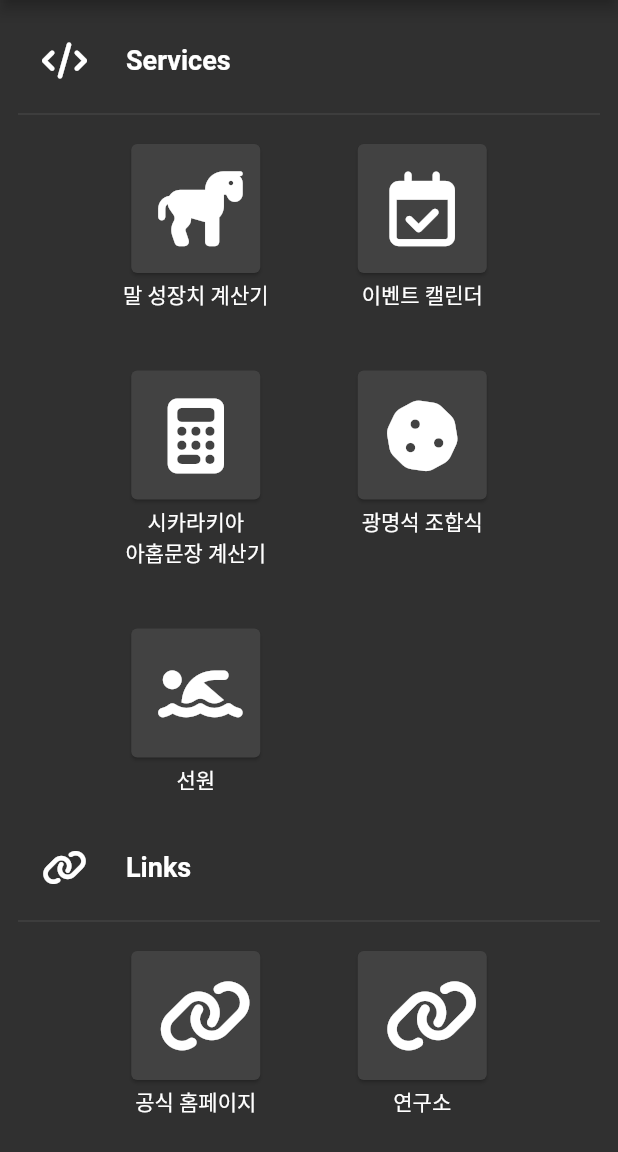
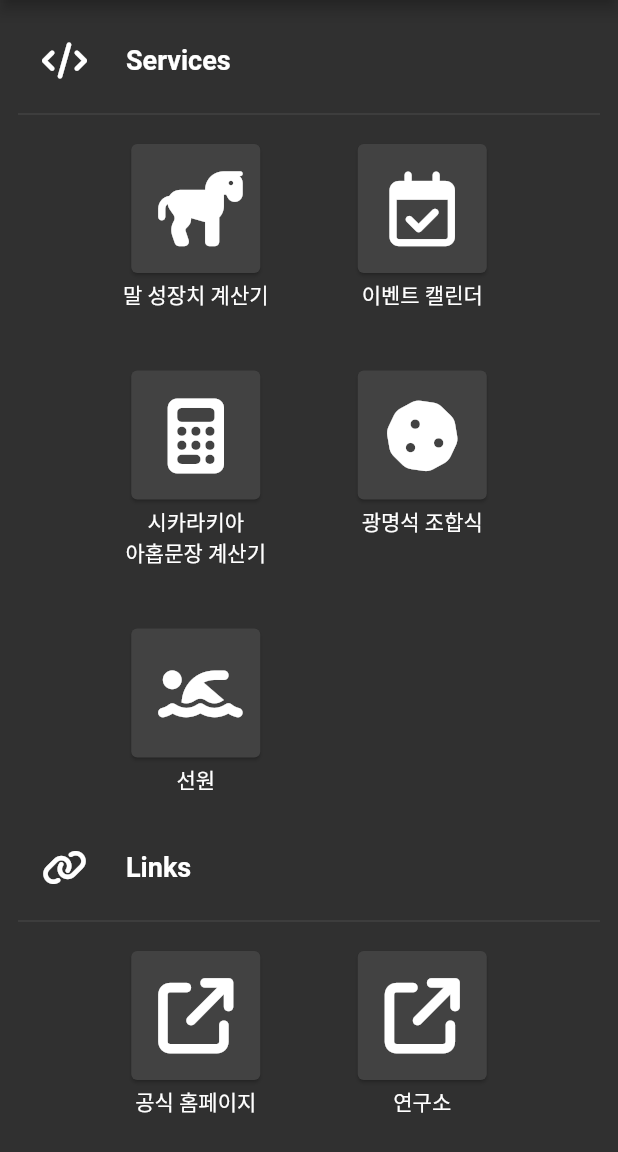
Before and after one commit to alsrhkd77/Karanda, a Flutter app: the ArtifactPage screen opened by its route, after a tap on "Karanda", on a phone screen of 412 x 824 dp, the part 84-1236 px from its top. Run offline on Flutter 3.47's test engine with Material 2 defaults, Android fonts, the light colour scheme and no system bars; our stand-ins replace fl_chart, flutter_spinkit, font_awesome_flutter, get; network calls fail.

```diff
--- a/lib/artifact/artifact_controller.dart
+++ b/lib/artifact/artifact_controller.dart
@@ -12,6 +12,7 @@ class ArtifactController extends GetxController {
   RxInt loadItemCount = 10.obs;
 
   RxList get combinations => _filteredCombinations().obs;
+
   List<String> get keywords => _keywords.toList();
 
   void loadMoreItem() {
@@ -43,21 +44,15 @@ class ArtifactController extends GetxController {
     String combinationJson = '';
     String lightStonesJson = '';
 
-    if (kIsWeb) {
-      // running on web
-      lightStonesJson = await rootBundle.loadString('data/lightStones.json');
-      combinationJson = await rootBundle.loadString('data/combination.json');
-    } else {
     // running on desktop
     lightStonesJson = await http
         .get(Uri.parse(
-              'https://raw.githubusercontent.com/HwanSangYeonHwa/black_event/main/lightStones.json'))
+            'https://raw.githubusercontent.com/HwanSangYeonHwa/Karanda/main/assets/assets/data/lightStones.json'))
         .then((response) => response.body);
     combinationJson = await http
         .get(Uri.parse(
-              'https://raw.githubusercontent.com/HwanSangYeonHwa/black_event/main/combination.json'))
+            'https://raw.githubusercontent.com/HwanSangYeonHwa/Karanda/main/assets/assets/data/combination.json'))
         .then((response) => response.body);
-    }
 
     Map<String, dynamic> lightStonesData = jsonDecode(lightStonesJson);
     Map<String, dynamic> combinationData = jsonDecode(combinationJson);
--- a/lib/home/home_page.dart
+++ b/lib/home/home_page.dart
@@ -129,34 +129,34 @@ class _HomePageState extends State<HomePage> {
               children: [
                 singleIconBox(
                   name: '공식 홈페이지',
-                  icon: FontAwesomeIcons.link,
+                  icon: FontAwesomeIcons.arrowUpRightFromSquare,
                   onTap: () => _launchURL('https://www.kr.playblackdesert.com'),
                 ),
                 singleIconBox(
                   name: '연구소',
-                  icon: FontAwesomeIcons.link,
+                  icon: FontAwesomeIcons.arrowUpRightFromSquare,
                   onTap: () =>
                       _launchURL('https://www.global-lab.playblackdesert.com/'),
                 ),
                 singleIconBox(
                   name: '인벤',
-                  icon: FontAwesomeIcons.link,
+                  icon: FontAwesomeIcons.arrowUpRightFromSquare,
                   onTap: () => _launchURL('https://black.inven.co.kr/'),
                 ),
                 singleIconBox(
                   name: '인벤\n지도시뮬레이터',
-                  icon: FontAwesomeIcons.link,
+                  icon: FontAwesomeIcons.arrowUpRightFromSquare,
                   onTap: () =>
                       _launchURL('https://black.inven.co.kr/dataninfo/map/'),
                 ),
                 singleIconBox(
                   name: 'Garmoth',
-                  icon: FontAwesomeIcons.link,
+                  icon: FontAwesomeIcons.arrowUpRightFromSquare,
                   onTap: () => _launchURL('https://garmoth.com'),
                 ),
                 singleIconBox(
                   name: '환상연화',
-                  icon: FontAwesomeIcons.link,
+                  icon: FontAwesomeIcons.arrowUpRightFromSquare,
                   onTap: () => _launchURL('http://검은사막.환상연화.홈페이지.한국'),
                 ),
               ],
--- a/pubspec.yaml
+++ b/pubspec.yaml
@@ -41,7 +41,7 @@ dependencies:
   provider: ^6.0.2
   fl_chart: ^0.51.0
   flutter_spinkit: ^5.1.0
-  url_launcher: ^6.1.2
+  url_launcher: ^6.1.3
   font_awesome_flutter: ^10.1.0
 
 dev_dependencies:
```
Also changed, not shown: pubspec.lock, 14 other files. Lines whose indentation alone changed are shown as unchanged.
